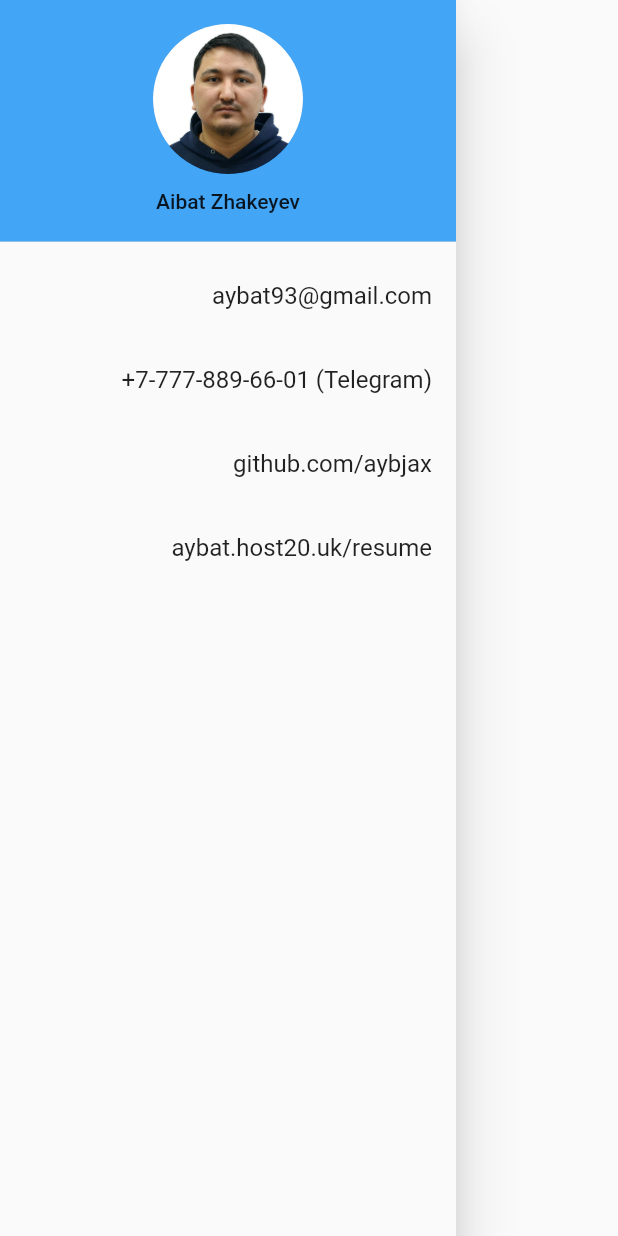
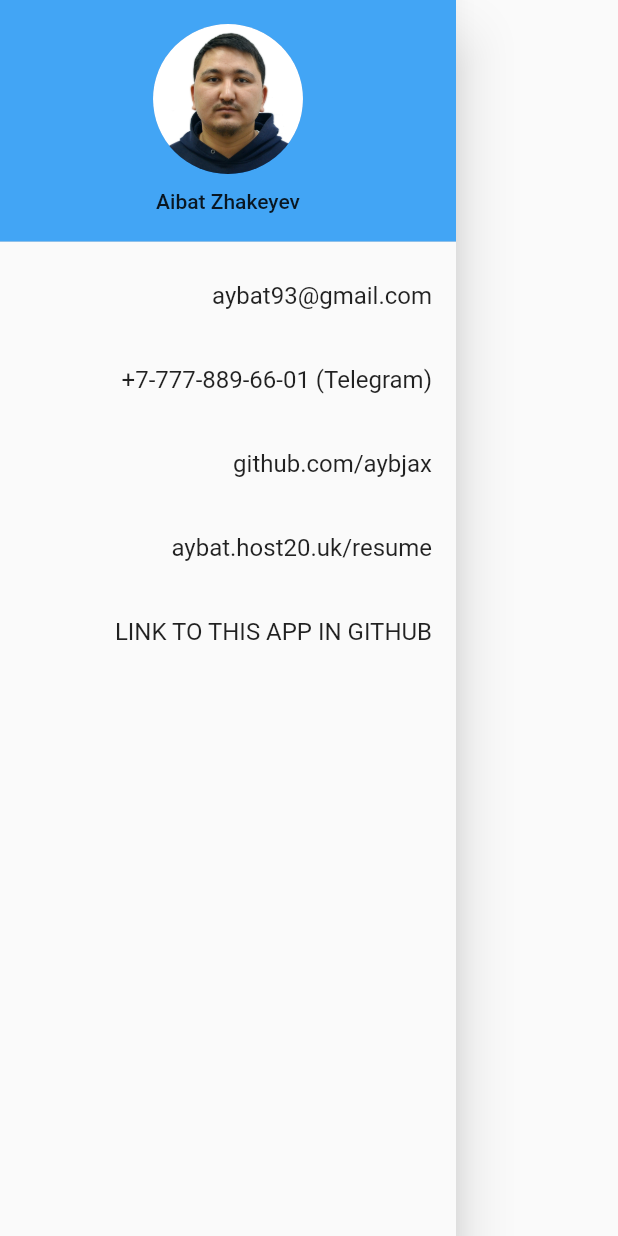
Before and after one commit to aybjax/aybjax-flutter_demo_for_devstream.mobi, a Flutter app: the SideDrawer widget shown alone on an empty page, opened directly, on a phone screen of 412 x 824 dp. Run offline on Flutter 3.47's test engine with Material 2 defaults, Android fonts, the phone set to English and light mode, and no system bars; our stand-ins replace cached_network_image; network calls fail.

Commit message:
removed unccessary appbar + added link to github page

```diff
--- a/lib/components/drawer.dart
+++ b/lib/components/drawer.dart
@@ -87,6 +87,17 @@ class _SideDrawerState extends State<SideDrawer> {
                 launchURL('http://aybat.host20.uk/resume');
               },
             ),
+            ListTile(
+              title: Text(
+                'LINK TO THIS APP IN GITHUB',
+                textAlign: TextAlign.end,
+              ),
+              onTap: () {
+                Navigator.pop(context);
+                launchURL(
+                    'https://github.com/aybjax/aybjax-flutter_demo_for_devstream.mobi');
+              },
+            ),
           ],
         ),
       ),
```
Also changed, not shown: lib/components/Error.dart (+2 -5 lines).
